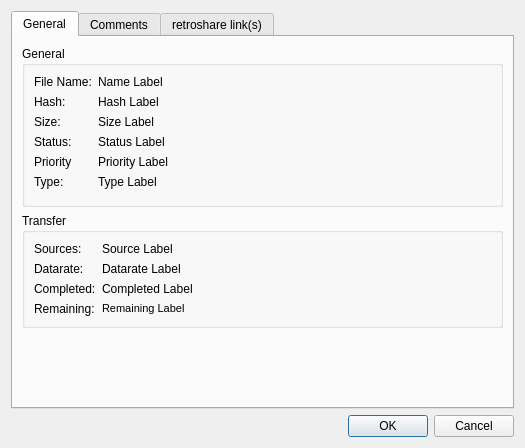
Qt form retroshare-gui/src/gui/DetailsDialog.ui (RetroShare/RetroShare) before a commit.
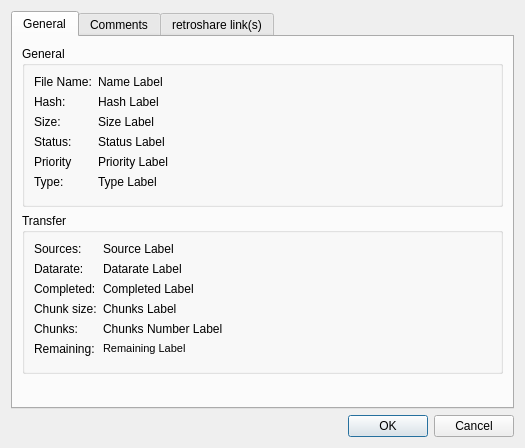
The same form after that commit. Icons and pictures are not drawn.

Commit message: Added Chunk size and Number of Chunks to DetailsDialog

Diff of the .ui file:
```diff
--- a/retroshare-gui/src/gui/DetailsDialog.ui
+++ b/retroshare-gui/src/gui/DetailsDialog.ui
@@ -201,13 +201,6 @@
             </property>
            </widget>
           </item>
-          <item row="3" column="0">
-           <widget class="QLabel" name="remaining_label">
-            <property name="text">
-             <string>Remaining:</string>
-            </property>
-           </widget>
-          </item>
           <item row="0" column="1">
            <widget class="QLabel" name="sources_line">
             <property name="text">
@@ -229,18 +222,7 @@
             </property>
            </widget>
           </item>
-          <item row="3" column="1">
-           <widget class="QLabel" name="remaining_line">
-            <property name="text">
-             <string>&lt;!DOCTYPE HTML PUBLIC &quot;-//W3C//DTD HTML 4.0//EN&quot; &quot;http://www.w3.org/TR/REC-html40/strict.dtd&quot;&gt;
-&lt;html&gt;&lt;head&gt;&lt;meta name=&quot;qrichtext&quot; content=&quot;1&quot; /&gt;&lt;style type=&quot;text/css&quot;&gt;
-p, li { white-space: pre-wrap; }
-&lt;/style&gt;&lt;/head&gt;&lt;body style=&quot; font-family:'MS Shell Dlg 2'; font-size:8.25pt; font-weight:400; font-style:normal;&quot;&gt;
-&lt;p style=&quot; margin-top:0px; margin-bottom:0px; margin-left:0px; margin-right:0px; -qt-block-indent:0; text-indent:0px;&quot;&gt;&lt;span style=&quot; font-size:8pt;&quot;&gt;Remaining Label&lt;/span&gt;&lt;/p&gt;&lt;/body&gt;&lt;/html&gt;</string>
-            </property>
-           </widget>
-          </item>
-          <item row="0" column="2" rowspan="4">
+          <item row="0" column="2" rowspan="7">
            <spacer name="horizontalSpacer_2">
             <property name="orientation">
              <enum>Qt::Horizontal</enum>
@@ -253,6 +235,58 @@
             </property>
            </spacer>
           </item>
+          <item row="3" column="1">
+           <widget class="QLabel" name="chunksizelabel">
+            <property name="text">
+             <string>Chunks Label</string>
+            </property>
+           </widget>
+          </item>
+          <item row="3" column="0">
+           <widget class="QLabel" name="label">
+            <property name="text">
+             <string>Chunk size:</string>
+            </property>
+           </widget>
+          </item>
+          <item row="4" column="1">
+           <widget class="QLabel" name="numberofchunkslabel">
+            <property name="toolTip">
+             <string>Number of Chunks</string>
+            </property>
+            <property name="text">
+             <string>Chunks Number Label</string>
+            </property>
+           </widget>
+          </item>
+          <item row="4" column="0">
+           <widget class="QLabel" name="label_2">
+            <property name="toolTip">
+             <string>Number of Chunks</string>
+            </property>
+            <property name="text">
+             <string>Chunks:</string>
+            </property>
+           </widget>
+          </item>
+          <item row="5" column="1">
+           <widget class="QLabel" name="remaining_line">
+            <property name="text">
+             <string>&lt;!DOCTYPE HTML PUBLIC &quot;-//W3C//DTD HTML 4.0//EN&quot; &quot;http://www.w3.org/TR/REC-html40/strict.dtd&quot;&gt;
+&lt;html&gt;&lt;head&gt;&lt;meta name=&quot;qrichtext&quot; content=&quot;1&quot; /&gt;&lt;style type=&quot;text/css&quot;&gt;
+p, li { white-space: pre-wrap; }
+&lt;/style&gt;&lt;/head&gt;&lt;body style=&quot; font-family:'MS Shell Dlg 2'; font-size:8.25pt; font-weight:400; font-style:normal;&quot;&gt;
+&lt;p style=&quot; margin-top:0px; margin-bottom:0px; margin-left:0px; margin-right:0px; -qt-block-indent:0; text-indent:0px;&quot;&gt;&lt;span style=&quot; font-size:8pt;&quot;&gt;Remaining Label&lt;/span&gt;&lt;/p&gt;&lt;/body&gt;&lt;/html&gt;</string>
+            </property>
+           </widget>
+          </item>
+          <item row="5" column="0">
+           <widget class="QLabel" name="remaining_label">
+            <property name="text">
+             <string>Remaining:</string>
+            </property>
+           </widget>
+          </item>
          </layout>
         </widget>
        </item>
```
The commit also changes 3 other files.
